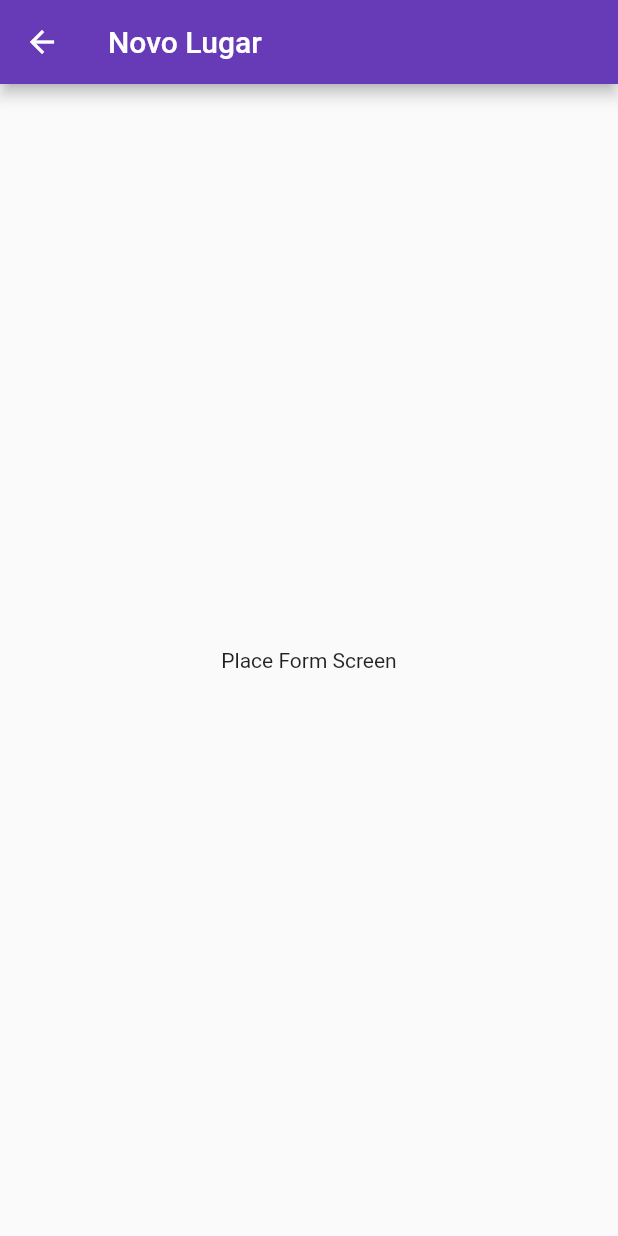
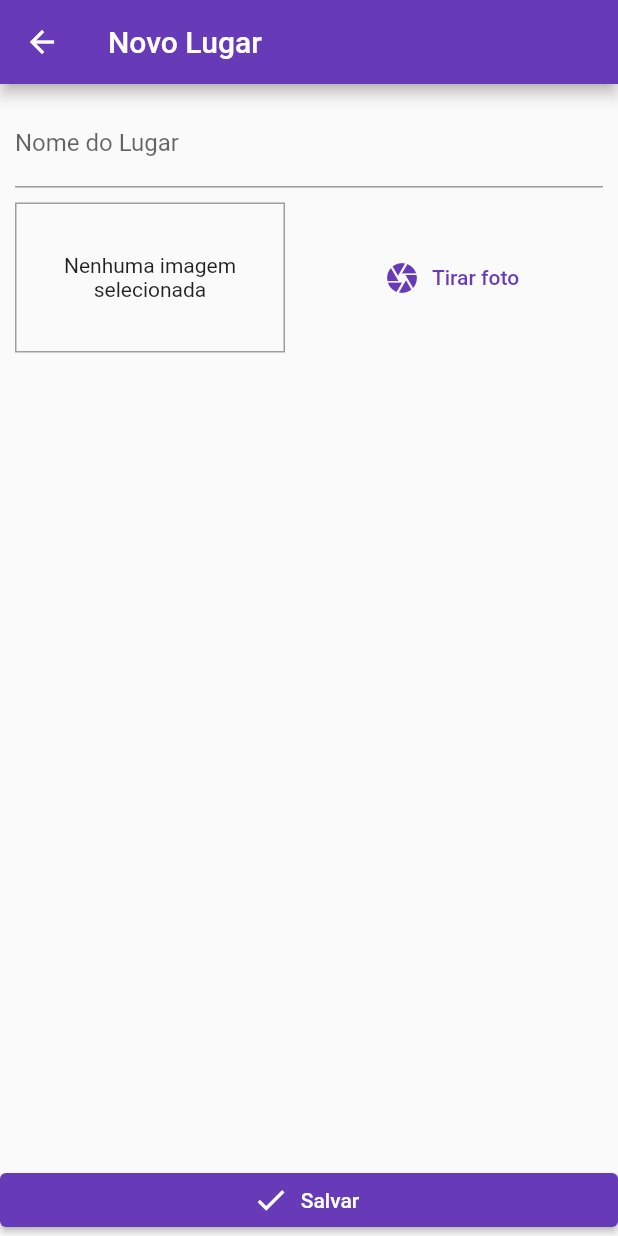
Before and after one commit to joaoffnogueira/purple_places, a Flutter app: the PlaceFormScreen screen opened by its route, on a phone screen of 412 x 824 dp. Run offline on Flutter 3.47's test engine with Material 2 defaults, Android fonts, the phone set to English and light mode, and no system bars; our stand-ins replace image_picker.

Commit message:
Getting image from camera

```diff
--- a/lib/screens/place_form_screen.dart
+++ b/lib/screens/place_form_screen.dart
@@ -1,4 +1,6 @@
+import 'dart:io';
 import 'package:flutter/material.dart';
+import 'package:purple_places/widgets/image_input.dart';
 
 class PlaceFormScreen extends StatefulWidget {
   const PlaceFormScreen({Key? key}) : super(key: key);
@@ -8,15 +10,55 @@ class PlaceFormScreen extends StatefulWidget {
 }
 
 class _PlaceFormScreenState extends State<PlaceFormScreen> {
+  final _titleController = TextEditingController();
+  File _storedImage = File('');
+
+  void _selectImage(File pickedImage) {
+    _storedImage = pickedImage;
+  }
+
+  void _submit() {
+    final title = _titleController.text;
+    if (title.isEmpty) {
+      return;
+    }
+    Navigator.of(context).pop(title);
+  }
+
   @override
   Widget build(BuildContext context) {
     return Scaffold(
-      appBar: AppBar(
-        title: Text('Novo Lugar'),
-      ),
-      body: Center(
-        child: Text('Place Form Screen'),
-      ),
-    );
+        appBar: AppBar(
+          title: Text('Novo Lugar'),
+        ),
+        body: Column(
+          crossAxisAlignment: CrossAxisAlignment.stretch,
+          children: [
+            Expanded(
+              child: SingleChildScrollView(
+                child: Padding(
+                  padding: const EdgeInsets.all(10),
+                  child: Column(
+                    children: [
+                      TextField(
+                        controller: _titleController,
+                        decoration: InputDecoration(
+                          labelText: 'Nome do Lugar',
+                        ),
+                      ),
+                      SizedBox(height: 10),
+                      ImageInput(onSelectImage: this._selectImage),
+                    ],
+                  ),
+                ),
+              ),
+            ),
+            ElevatedButton.icon(
+              label: Text('Salvar'),
+              icon: Icon(Icons.check),
+              onPressed: _submit,
+            ),
+          ],
+        ));
   }
 }
--- /dev/null
+++ b/lib/widgets/image_input.dart
@@ -0,0 +1,59 @@
+import 'dart:io';
+import 'package:flutter/material.dart';
+import 'package:image_picker/image_picker.dart';
+
+class ImageInput extends StatefulWidget {
+  const ImageInput({required this.onSelectImage, Key? key}) : super(key: key);
+  final Function(File) onSelectImage;
+
+  @override
+  State<ImageInput> createState() => _ImageInputState();
+}
+
+class _ImageInputState extends State<ImageInput> {
+  File _storedImage = File('');
+
+  _takePicture() async {
+    final ImagePicker _picker = ImagePicker();
+    XFile imageFile = await _picker.pickImage(
+      source: ImageSource.camera,
+      maxWidth: 600,
+    ) as XFile;
+
+    setState(() {
+      _storedImage = File(imageFile.path);
+    });
+    widget.onSelectImage(_storedImage);
+  }
+
+  @override
+  Widget build(BuildContext context) {
+    return Row(
+      children: [
+        Container(
+          width: 180,
+          height: 100,
+          decoration: BoxDecoration(
+            border: Border.all(width: 1, color: Colors.grey),
+          ),
+          alignment: Alignment.center,
+          child: _storedImage.path != ''
+              ? Image.file(
+                  _storedImage,
+                  width: double.infinity,
+                  fit: BoxFit.cover,
+                )
+              : Text('Nenhuma imagem selecionada', textAlign: TextAlign.center,),
+        ),
+        SizedBox(width: 10),
+        Expanded(
+          child: TextButton.icon(
+            icon: Icon(Icons.camera),
+            label: Text('Tirar foto'),
+            onPressed: _takePicture,
+          ),
+        ),
+      ],
+    );
+  }
+}
--- a/pubspec.yaml
+++ b/pubspec.yaml
@@ -30,6 +30,9 @@ dependencies:
   flutter:
     sdk: flutter
   provider: ^6.0.2
+  image_picker: ^0.8.5
+  path_provider: ^2.0.9
+  path: ^1.8.0
   cupertino_icons: ^1.0.2
 
 dev_dependencies:
```
Also changed, not shown: pubspec.lock.
